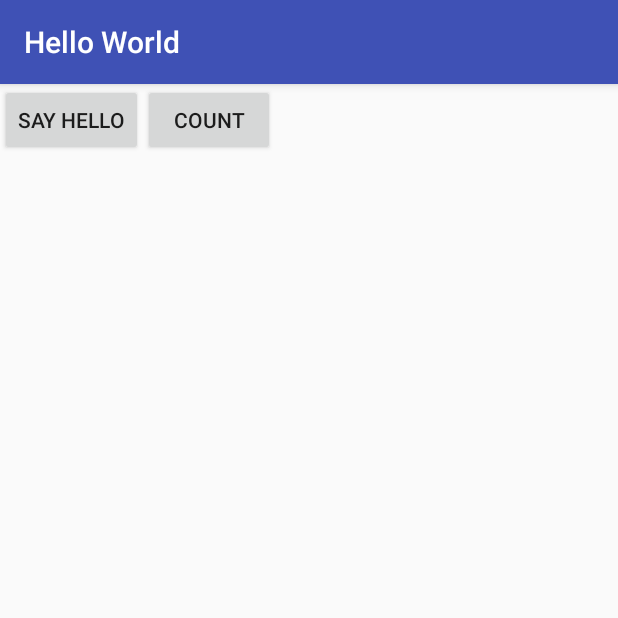
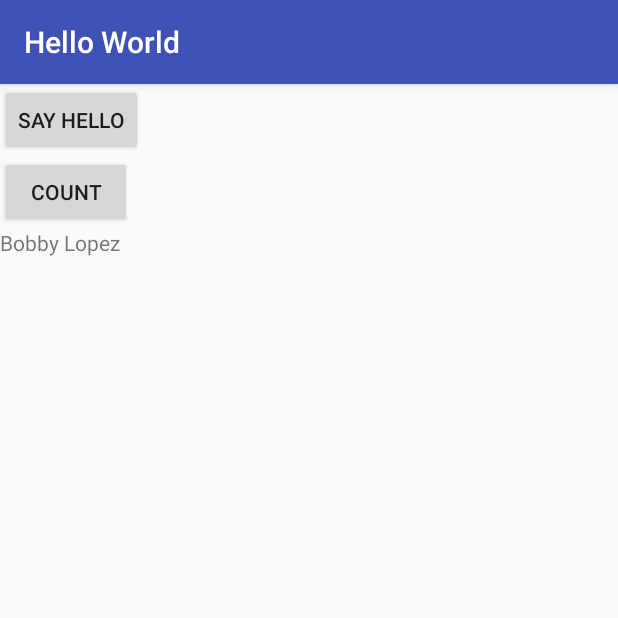
Before and after one commit to adelamodwala/hello-world-djinni, an Android app: the screen it shows after launch (MainActivity), on a phone screen of 412 x 824 dp, the top half of it. Run offline under Robolectric (Android 15) with nearby library versions, the light colour scheme and no system bars; 3 statements that could not run were skipped.

Commit message:
black-project: Add UI with state containers

```diff
--- a/android_project/HelloWorld/app/build.gradle
+++ b/android_project/HelloWorld/app/build.gradle
@@ -39,5 +39,6 @@ dependencies {
     })
     compile 'com.android.support:appcompat-v7:26.+'
     compile 'com.android.support.constraint:constraint-layout:1.0.2'
+    compile 'com.android.support:design:26.1.0'
     testCompile 'junit:junit:4.12'
 }
--- /dev/null
+++ b/android_project/HelloWorld/app/src/main/java/com/mycompany/helloworld/GlobalStateContainer.java
@@ -0,0 +1,27 @@
+package com.mycompany.helloworld;
+
+import android.app.Application;
+
+import com.mycompany.helloworld.state.HelloWorldState;
+
+/**
+ * Created by adel on 20/12/17.
+ */
+
+public class GlobalStateContainer extends Application {
+
+    private String userName = "Bobby Lopez";
+    public HelloWorldState helloWorldState = new HelloWorldState();
+
+    public void init() {
+        this.helloWorldState.init();
+    }
+
+    public String getUserName() {
+        return userName;
+    }
+
+    public void setUserName(String userName) {
+        this.userName = userName;
+    }
+}
--- a/android_project/HelloWorld/app/src/main/java/com/mycompany/helloworld/MainActivity.java
+++ b/android_project/HelloWorld/app/src/main/java/com/mycompany/helloworld/MainActivity.java
@@ -1,19 +1,30 @@
 package com.mycompany.helloworld;
 
+import android.content.Intent;
 import android.support.v7.app.AppCompatActivity;
 import android.os.Bundle;
+import android.util.Log;
 import android.view.View;
 import android.widget.Button;
 import android.widget.ScrollView;
 import android.widget.TextView;
 
+import org.w3c.dom.Text;
+
 public class MainActivity extends AppCompatActivity {
 
-    HelloWorld helloWorldService;
+    public static final String TEST_MESSAGE = "testTextMessage";
+    private GlobalStateContainer gs;
 
     // Used to load the 'native-lib' library on application startup.
     static {
         System.loadLibrary("native-lib");
+    }
+
+    protected void startTester() {
+        Intent testerIntent = new Intent(this, TesterActivity.class);
+        testerIntent.putExtra(TEST_MESSAGE, "some call me a chickin'");
+        startActivity(testerIntent);
     }
 
     @Override
@@ -21,34 +32,62 @@ public class MainActivity extends AppCompatActivity {
         super.onCreate(savedInstanceState);
 
         // Init services
-        helloWorldService = HelloWorld.create();
+        gs  = (GlobalStateContainer) getApplication();
+        gs.init();
 
         // Set up view
         setContentView(R.layout.activity_main);
 
-        // Example of a call to a native method
+        // Get references to view components
         final Button helloButton = (Button) findViewById(R.id.sample_button);
         final Button countButton = (Button) findViewById(R.id.count_button);
-        final ScrollView scrollView = (ScrollView) findViewById(R.id.sample_text);
-        final TextView textView = new TextView(this);
-        scrollView.addView(textView);
+        final TextView textView = (TextView) findViewById(R.id.text_messages);
+        final TextView userNameView = (TextView) findViewById(R.id.user_name);
+        userNameView.setText(gs.getUserName());
+        textView.setText(gs.helloWorldState.getHelloWorld());
 
         helloButton.setOnClickListener( new View.OnClickListener() {
 
             @Override
             public void onClick(View v) {
-                textView.setText(helloWorldService.getHelloWorld() + "\n" + textView.getText());
+                startTester();
             }
         });
 
-        // This is a STATEFUL call to the C++ backend
         countButton.setOnClickListener( new View.OnClickListener() {
 
             @Override
             public void onClick(View v) {
-                textView.setText(helloWorldService.getCount() + "\n" + textView.getText());
+                textView.setText(gs.helloWorldState.getCount() + "\n" + textView.getText());
             }
         });
 
     }
+
+    @Override
+    protected void onResume() {
+        super.onResume();
+        TextView userNameView = (TextView) findViewById(R.id.user_name);
+        userNameView.setText(gs.getUserName());
+    }
+
+    @Override
+    protected void onRestoreInstanceState(Bundle savedInstanceState) {
+        super.onRestoreInstanceState(savedInstanceState);
+
+        final TextView textView = (TextView) findViewById(R.id.text_messages);
+        textView.setText(savedInstanceState.getString("mSampleText"));
+
+        TextView userNameView = (TextView) findViewById(R.id.user_name);
+        userNameView.setText(gs.getUserName());
+    }
+
+    @Override
+    protected void onSaveInstanceState(Bundle outState) {
+        // Save custom state
+        TextView textMessages = (TextView) findViewById(R.id.text_messages);
+        outState.putString("mSampleText", textMessages.getText().toString());
+
+        super.onSaveInstanceState(outState);
+    }
 }
--- /dev/null
+++ b/android_project/HelloWorld/app/src/main/java/com/mycompany/helloworld/state/HelloWorldState.java
@@ -0,0 +1,24 @@
+package com.mycompany.helloworld.state;
+
+import com.mycompany.helloworld.HelloWorld;
+
+/**
+ * Created by adel on 20/12/17.
+ */
+
+public class HelloWorldState {
+
+    private HelloWorld helloWorldService;
+
+    public void init() {
+        this.helloWorldService = HelloWorld.create();
+    }
+
+    public String getHelloWorld() {
+        return this.helloWorldService.getHelloWorld();
+    }
+
+    public int getCount() {
+        return this.helloWorldService.getCount();
+    }
+}
--- a/android_project/HelloWorld/app/src/main/res/layout/activity_main.xml
+++ b/android_project/HelloWorld/app/src/main/res/layout/activity_main.xml
@@ -1,15 +1,11 @@
 <?xml version="1.0" encoding="utf-8"?>
-<android.support.constraint.ConstraintLayout xmlns:android="http://schemas.android.com/apk/res/android"
+<LinearLayout xmlns:android="http://schemas.android.com/apk/res/android"
     xmlns:app="http://schemas.android.com/apk/res-auto"
     xmlns:tools="http://schemas.android.com/tools"
+    android:orientation="vertical"
     android:layout_width="match_parent"
-    android:layout_height="match_parent"
+    android:layout_height="wrap_content"
     tools:context="com.mycompany.helloworld.MainActivity">
-
-    <LinearLayout
-        android:layout_height="wrap_content"
-        android:layout_width="fill_parent"
-        android:orientation="horizontal">
 
     <Button
         android:id="@+id/sample_button"
@@ -22,18 +18,15 @@
         android:layout_width="wrap_content"
         android:layout_height="wrap_content"
         android:text="@string/count_button_text" />
+
+    <TextView
+        android:id="@+id/user_name"
+        android:layout_width="wrap_content"
+        android:layout_height="wrap_content" />
+
+    <TextView
+        android:id="@+id/text_messages"
+        android:layout_width="wrap_content"
+        android:layout_height="wrap_content" />
+
 </LinearLayout>
-
-
-    <ScrollView
-        android:id="@+id/sample_text"
-        android:layout_width="336dp"
-        android:layout_height="300dp"
-        android:text="Hello World!"
-        app:layout_constraintBottom_toBottomOf="parent"
-        app:layout_constraintLeft_toLeftOf="parent"
-        app:layout_constraintRight_toRightOf="parent"
-        app:layout_constraintTop_toTopOf="parent"
-        app:layout_constraintVertical_bias="0.333" />
-
-</android.support.constraint.ConstraintLayout>
--- a/android_project/HelloWorld/app/src/main/res/values/colors.xml
+++ b/android_project/HelloWorld/app/src/main/res/values/colors.xml
@@ -3,4 +3,5 @@
     <color name="colorPrimary">#3F51B5</color>
     <color name="colorPrimaryDark">#303F9F</color>
     <color name="colorAccent">#FF4081</color>
+    <color name="white">#FFFFFF</color>
 </resources>
--- a/android_project/HelloWorld/app/src/main/res/values/strings.xml
+++ b/android_project/HelloWorld/app/src/main/res/values/strings.xml
@@ -1,5 +1,11 @@
 <resources>
+    <!-- Menu -->
+    <string name="menu_search">Search</string>
+    <string name="menu_settings">Settings</string>
+    <string name="menu_navigation">Navigation</string>
+
     <string name="app_name">Hello World</string>
     <string name="count_button_text">Count</string>
     <string name="sample_button_text">Say Hello</string>
+    <string name="tester_button_text">Say Goodbye</string>
 </resources>
--- a/android_project/HelloWorld/build.gradle
+++ b/android_project/HelloWorld/build.gradle
@@ -3,6 +3,7 @@
 buildscript {
     repositories {
         jcenter()
+        google()
     }
     dependencies {
         classpath 'com.android.tools.build:gradle:3.0.1'
@@ -15,6 +16,7 @@ buildscript {
 allprojects {
     repositories {
         jcenter()
+        google()
     }
 }
 
```
Also changed, not shown: android_project/HelloWorld/app/src/main/AndroidManifest.xml (+14 -4 lines), android_project/HelloWorld/app/src/main/java/com/mycompany/helloworld/TesterActivity.java (added, +44 -0 lines), android_project/HelloWorld/app/src/main/res/layout/activity_tester.xml (added, +36 -0 lines), android_project/HelloWorld/app/src/main/res/menu/my_navigation_items.xml (added, +9 -0 lines). Lines whose indentation alone changed are shown as unchanged.
